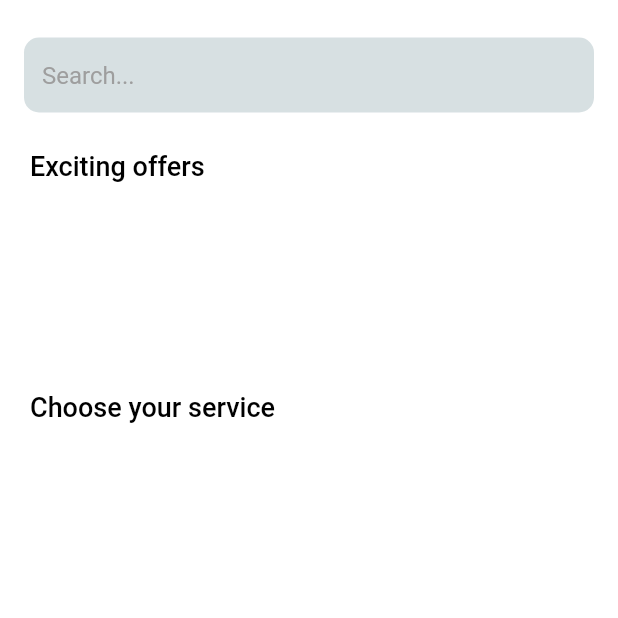
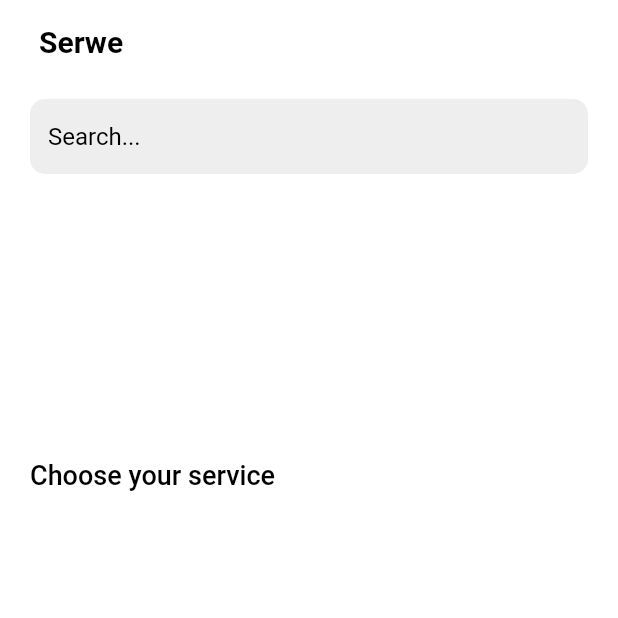
Before and after one commit to naveeramesh/multi_service, a Flutter app: the screen it shows after launch, on a phone screen of 412 x 824 dp, the top half of it. Run offline on Flutter 3.47's test engine with Material 2 defaults, Android fonts, the phone set to English and light mode, and no system bars; drawn by our look-alikes of carousel_slider, flutter_advanced_drawer; our stand-ins replace cloud_firestore, firebase_core, google_fonts; accounts and stored records are empty.

Commit message:
feat:Style different ui

```diff
--- a/lib/Screens/homescreen.dart
+++ b/lib/Screens/homescreen.dart
@@ -1,5 +1,6 @@
 import 'dart:math';
 
+import 'package:carousel_slider/carousel_slider.dart';
 import 'package:cloud_firestore/cloud_firestore.dart';
 import 'package:flutter/material.dart';
 import 'package:flutter_advanced_drawer/flutter_advanced_drawer.dart';
@@ -18,7 +19,7 @@ class _HomeScreenState extends State<HomeScreen> {
   Widget build(BuildContext context) {
     final _advancedDrawerController = AdvancedDrawerController();
     return AdvancedDrawer(
-      backdropColor: Colors.blueGrey,
+      backdropColor: Colors.grey[200],
       controller: _advancedDrawerController,
       animationCurve: Curves.easeInOut,
       animationDuration: const Duration(milliseconds: 300),
@@ -38,16 +39,13 @@ class _HomeScreenState extends State<HomeScreen> {
       child: Scaffold(
         backgroundColor: bgColor,
         appBar: AppBar(
-          toolbarHeight: 90,
-          centerTitle: true,
             backgroundColor: bgColor,
             elevation: 0,
             title: Padding(
-            padding: const EdgeInsets.only(top: 10.0),
-            child:
-                boxcontainer("Search...", appbarcolor, 10, Icons.search, 400),
-          ),
-        ),
+              padding: const EdgeInsets.only(left: 10.0),
+              child: Helper.text("Serwe", 20, 0, Colors.black, FontWeight.bold,
+                  TextAlign.center),
+            )),
         body: SingleChildScrollView(
           child: SizedBox(
             height: MediaQuery.of(context).size.height,
@@ -55,55 +53,51 @@ class _HomeScreenState extends State<HomeScreen> {
               crossAxisAlignment: CrossAxisAlignment.start,
               children: [
                 Padding(
-                  padding: const EdgeInsets.only(left: 20.0, top: 10),
-                  child: Helper.text("Exciting offers", 18, 0, Colors.black,
-                      FontWeight.w500, TextAlign.start),
+                  padding: const EdgeInsets.only(top: 10.0),
+                  child: Padding(
+                    padding: const EdgeInsets.only(left: 20.0, right: 20),
+                    child: boxcontainer(
+                        "Search...", Colors.grey[200]!, 10, Icons.search, 400),
+                  ),
                 ),
                 StreamBuilder<QuerySnapshot>(
                   stream: FirebaseFirestore.instance
                       .collection("Offers")
                       .snapshots(),
                   builder: (context, snapshot) {
-                    print(snapshot.data?.docs);
-                    print(snapshot.data?.docs.length);
                     if (snapshot.connectionState == ConnectionState.waiting) {
                       return const Center(
-                        child: CircularProgressIndicator(color: Colors.white),
+                        child: CircularProgressIndicator(color: Colors.black),
                       );
                     } else {
-                      return Padding(
-                        padding: const EdgeInsets.only(left: 10.0),
-                        child: SizedBox(
-                          height: 120,
-                          width: double.infinity,
-                          child: ListView.builder(
-                            scrollDirection: Axis.horizontal,
+                      return SizedBox(
+                          child: Padding(
+                        padding:
+                            const EdgeInsets.only(top: 20, left: 30, right: 30),
+                        child: CarouselSlider.builder(
                           itemCount: snapshot.data!.docs.length,
-                            itemBuilder: (context, index) {
-                              return Padding(
-                                padding: const EdgeInsets.only(
-                                    left: 10.0, right: 10, top: 20),
-                                child: Container(
-                                  width: 150,
+                          itemBuilder: (context, index, realIndex) {
+                            return Container(
+                                height: 150,
                                 decoration: BoxDecoration(
-                                    color: appbarcolor,
-                                    borderRadius: BorderRadius.circular(5),
-                                  ),
-                                  child: Center(
-                                    child: Helper.text(
-                                        snapshot.data!.docs[index]['title'],
-                                        15,
-                                        0,
-                                        iconcolor,
-                                        FontWeight.normal,
-                                        TextAlign.center),
+                                    borderRadius: BorderRadius.circular(20),
+                                    image: DecorationImage(
+                                        image: NetworkImage(snapshot
+                                            .data!.docs[index]['image']),
+                                        fit: BoxFit.cover)));
+                          },
+                          options: CarouselOptions(
+                            height: 150.0,
+                            enlargeCenterPage: true,
+                            autoPlay: true,
+                            aspectRatio: 16 / 9,
+                            autoPlayCurve: Curves.fastOutSlowIn,
+                            enableInfiniteScroll: true,
+                            autoPlayAnimationDuration:
+                                const Duration(milliseconds: 800),
                           ),
                         ),
-                              );
-                            },
-                          ),
-                        ),
-                      );
+                      ));
                     }
                   },
                 ),
@@ -126,46 +120,34 @@ class _HomeScreenState extends State<HomeScreen> {
                         child: GridView.builder(
                           itemCount: snapshot.data!.docs.length,
                           itemBuilder: (context, index) {
-                            return Card(
-                                color: Colors
-                                    .primaries[(Random()
-                                        .nextInt(Colors.primaries.length))]
-                                    .shade200,
-                                shape: RoundedRectangleBorder(
-                                    borderRadius: BorderRadius.circular(20)),
+                            return Padding(
+                              padding: const EdgeInsets.all(10.0),
+                              child: Container(
+                                  decoration: BoxDecoration(
+                                      borderRadius: BorderRadius.circular(10),
+                                      color: Colors.grey[200]),
                                   child: Column(
-                                    mainAxisAlignment: MainAxisAlignment.center,
+                                      mainAxisAlignment:
+                                          MainAxisAlignment.center,
                                       children: [
                                         SizedBox(
-                                        height: 40,
+                                          height: 50,
                                           width: 100,
                                           child: Image.network(snapshot
                                               .data!.docs[index]['image']),
                                         ),
-                                      const SizedBox(
-                                        height: 10,
-                                      ),
-                                      Helper.text(
-                                          snapshot.data!.docs[index]
-                                              ['category'],
-                                          15,
-                                          0,
-                                          Colors.white,
-                                          FontWeight.normal,
-                                          TextAlign.center)
-                                    ]));
+                                      ])),
+                            );
                           },
                           gridDelegate:
                               const SliverGridDelegateWithMaxCrossAxisExtent(
-                            maxCrossAxisExtent: 200,
-                            crossAxisSpacing: 20,
-                            mainAxisSpacing: 20,
+                            maxCrossAxisExtent: 100,
                           ),
                         ),
                       ));
                     }
                   },
-                )
+                ),
               ],
             ),
           ),
--- a/lib/utils/constants.dart
+++ b/lib/utils/constants.dart
@@ -2,14 +2,12 @@ import 'package:flutter/cupertino.dart';
 import 'package:flutter/material.dart';
 import 'package:google_fonts/google_fonts.dart';
 
-// ignore: prefer_const_constructors
-// final Color bgColor = Color.fromRGBO(113, 135, 140, 1);
 final Color bgColor = Colors.white;
 // ignore: prefer_const_constructors
 final Color iconcolor = Color.fromRGBO(239, 151, 53, 1);
 
 // ignore: prefer_const_constructors
-final Color appbarcolor = Color.fromRGBO(154, 177, 183, 0.4);
+final Color appbarcolor = Color.fromRGBO(48, 175, 126, 1);
 
 class Helper {
   static Widget text(String msg, int size, int spacing, Color? color,
--- a/lib/widgets/containers.dart
+++ b/lib/widgets/containers.dart
@@ -14,7 +14,7 @@ Container boxcontainer(
       child: TextField(
         decoration: InputDecoration(
           hintText: text,
-          hintStyle: GoogleFonts.roboto(color: Colors.grey),
+          hintStyle: GoogleFonts.roboto(color: Colors.black),
           enabledBorder: const OutlineInputBorder(
               borderSide: BorderSide(
             color: Colors.transparent,
@@ -47,15 +47,15 @@ Container box(
 
 Container drawer_bar() {
   return Container(
-      color: Colors.blueGrey,
+      color: Colors.grey[200],
       child: Column(children: [
         const SizedBox(
           height: 50,
         ),
         const CircleAvatar(
           radius: 50,
-          backgroundColor: Colors.white,
-          child: Icon(Icons.person, color: Colors.black),
+          backgroundColor: Colors.black,
+          child: Icon(Icons.person, color: Colors.white),
         ),
         Padding(
           padding: const EdgeInsets.only(
@@ -64,7 +64,7 @@ Container drawer_bar() {
           ),
           child: Row(
             children: [
-              Helper.text("Home", 18, 0, Colors.white, FontWeight.normal,
+              Helper.text("Home", 18, 0, Colors.black, FontWeight.normal,
                   TextAlign.center),
             ],
           ),
@@ -76,7 +76,7 @@ Container drawer_bar() {
           ),
           child: Row(
             children: [
-              Helper.text("Appoinments", 18, 0, Colors.white, FontWeight.normal,
+              Helper.text("Appoinments", 18, 0, Colors.black, FontWeight.normal,
                   TextAlign.center),
             ],
           ),
@@ -88,7 +88,7 @@ Container drawer_bar() {
           ),
           child: Row(
             children: [
-              Helper.text("Search", 18, 0, Colors.white, FontWeight.normal,
+              Helper.text("Search", 18, 0, Colors.black, FontWeight.normal,
                   TextAlign.center),
             ],
           ),
@@ -100,7 +100,7 @@ Container drawer_bar() {
           ),
           child: Row(
             children: [
-              Helper.text("Offers", 18, 0, Colors.white, FontWeight.normal,
+              Helper.text("Offers", 18, 0, Colors.black, FontWeight.normal,
                   TextAlign.center),
             ],
           ),
@@ -112,7 +112,7 @@ Container drawer_bar() {
           ),
           child: Row(
             children: [
-              Helper.text("Customer Care", 18, 0, Colors.white,
+              Helper.text("Customer Care", 18, 0, Colors.black,
                   FontWeight.normal, TextAlign.center),
             ],
           ),
@@ -124,13 +124,13 @@ Container drawer_bar() {
           ),
           child: Row(
             children: [
-              Helper.text("Who we are", 18, 0, Colors.white, FontWeight.normal,
+              Helper.text("Who we are", 18, 0, Colors.black, FontWeight.normal,
                   TextAlign.center),
             ],
           ),
         ),
         const Spacer(),
-        box("Signin / Join", Colors.white, 10, 250, Colors.black),
+        box("Signin / Join", Colors.black, 10, 250, Colors.white),
         const SizedBox(
           height: 20,
         ),
--- a/pubspec.yaml
+++ b/pubspec.yaml
@@ -27,6 +27,7 @@ environment:
 # the latest version available on pub.dev. To see which dependencies have newer
 # versions available, run `flutter pub outdated`.
 dependencies:
+  carousel_slider: ^4.0.0
   cloud_firestore: ^3.1.6
   cupertino_icons: ^1.0.2
   firebase_auth: ^3.3.5
```
Also changed, not shown: pubspec.lock. Lines whose indentation alone changed are shown as unchanged.
